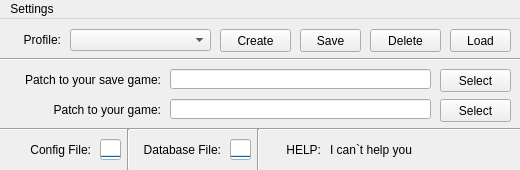
Old version of the form GUI_main.ui in the repository KuFoX-kfx/PZ_CMF.
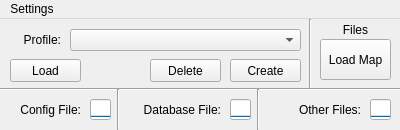
New version of the form.

Commit message: Change GUI; add "create" GUI; Add logic for load other GUI

```diff
--- a/GUI_main.ui
+++ b/GUI_main.ui
@@ -6,8 +6,8 @@
    <rect>
     <x>0</x>
     <y>0</y>
-    <width>520</width>
-    <height>170</height>
+    <width>400</width>
+    <height>130</height>
    </rect>
   </property>
   <property name="windowTitle">
@@ -35,7 +35,7 @@
      <rect>
       <x>70</x>
       <y>10</y>
-      <width>141</width>
+      <width>231</width>
       <height>22</height>
      </rect>
     </property>
@@ -44,8 +44,8 @@
     <property name="geometry">
      <rect>
       <x>0</x>
-      <y>30</y>
-      <width>521</width>
+      <y>60</y>
+      <width>401</width>
       <height>21</height>
      </rect>
     </property>
@@ -56,8 +56,8 @@
    <widget class="QPushButton" name="PSHBTN_Create">
     <property name="geometry">
      <rect>
-      <x>220</x>
-      <y>10</y>
+      <x>230</x>
+      <y>40</y>
       <width>71</width>
       <height>23</height>
      </rect>
@@ -69,27 +69,11 @@
      <string>Create</string>
     </property>
    </widget>
-   <widget class="QPushButton" name="PSHBTN_Save">
-    <property name="geometry">
-     <rect>
-      <x>300</x>
-      <y>10</y>
-      <width>61</width>
-      <height>23</height>
-     </rect>
-    </property>
-    <property name="toolTip">
-     <string>Save current profile</string>
-    </property>
-    <property name="text">
-     <string>Save</string>
-    </property>
-   </widget>
    <widget class="QPushButton" name="PSHBTN_Delete">
     <property name="geometry">
      <rect>
-      <x>370</x>
-      <y>10</y>
+      <x>150</x>
+      <y>40</y>
       <width>71</width>
       <height>23</height>
      </rect>
@@ -101,108 +85,11 @@
      <string>Delete</string>
     </property>
    </widget>
-   <widget class="QLabel" name="LBL_2">
-    <property name="geometry">
-     <rect>
-      <x>10</x>
-      <y>50</y>
-      <width>151</width>
-      <height>21</height>
-     </rect>
-    </property>
-    <property name="text">
-     <string>Patch to your save game:</string>
-    </property>
-    <property name="alignment">
-     <set>Qt::AlignRight|Qt::AlignTrailing|Qt::AlignVCenter</set>
-    </property>
-   </widget>
-   <widget class="QLineEdit" name="LNEdit_PTYSG">
-    <property name="geometry">
-     <rect>
-      <x>170</x>
-      <y>50</y>
-      <width>261</width>
-      <height>20</height>
-     </rect>
-    </property>
-   </widget>
-   <widget class="QPushButton" name="PSHBTN_SPSG">
-    <property name="geometry">
-     <rect>
-      <x>440</x>
-      <y>50</y>
-      <width>71</width>
-      <height>23</height>
-     </rect>
-    </property>
-    <property name="toolTip">
-     <string>Select dialog</string>
-    </property>
-    <property name="text">
-     <string>Select</string>
-    </property>
-   </widget>
-   <widget class="QLabel" name="LBL_3">
-    <property name="geometry">
-     <rect>
-      <x>10</x>
-      <y>80</y>
-      <width>151</width>
-      <height>21</height>
-     </rect>
-    </property>
-    <property name="text">
-     <string>Patch to your game:</string>
-    </property>
-    <property name="alignment">
-     <set>Qt::AlignRight|Qt::AlignTrailing|Qt::AlignVCenter</set>
-    </property>
-   </widget>
-   <widget class="QPushButton" name="PSHBTN_SPYG">
-    <property name="geometry">
-     <rect>
-      <x>440</x>
-      <y>80</y>
-      <width>71</width>
-      <height>23</height>
-     </rect>
-    </property>
-    <property name="toolTip">
-     <string>Select dialog</string>
-    </property>
-    <property name="text">
-     <string>Select</string>
-    </property>
-   </widget>
-   <widget class="QLineEdit" name="LNEdit_PTYG">
-    <property name="geometry">
-     <rect>
-      <x>170</x>
-      <y>80</y>
-      <width>261</width>
-      <height>20</height>
-     </rect>
-    </property>
-   </widget>
-   <widget class="Line" name="LN_2">
-    <property name="geometry">
-     <rect>
-      <x>0</x>
-      <y>100</y>
-      <width>521</width>
-      <height>21</height>
-     </rect>
-    </property>
-    <property name="orientation">
-     <enum>Qt::Horizontal</enum>
-    </property>
-   </widget>
    <widget class="QProgressBar" name="PRGRSBR_DBF">
     <property name="geometry">
      <rect>
       <x>230</x>
-      <y>120</y>
+      <y>80</y>
       <width>21</width>
       <height>21</height>
      </rect>
@@ -224,7 +111,7 @@
     <property name="geometry">
      <rect>
       <x>130</x>
-      <y>120</y>
+      <y>80</y>
       <width>91</width>
       <height>21</height>
      </rect>
@@ -239,8 +126,8 @@
    <widget class="QProgressBar" name="PRGRSBR_CF">
     <property name="geometry">
      <rect>
-      <x>100</x>
-      <y>120</y>
+      <x>90</x>
+      <y>80</y>
       <width>21</width>
       <height>21</height>
      </rect>
@@ -261,8 +148,8 @@
    <widget class="QLabel" name="LBL_CF">
     <property name="geometry">
      <rect>
-      <x>10</x>
-      <y>120</y>
+      <x>0</x>
+      <y>80</y>
       <width>81</width>
       <height>21</height>
      </rect>
@@ -277,8 +164,8 @@
    <widget class="Line" name="LN_3">
     <property name="geometry">
      <rect>
-      <x>120</x>
-      <y>110</y>
+      <x>110</x>
+      <y>70</y>
       <width>16</width>
       <height>41</height>
      </rect>
@@ -291,7 +178,7 @@
     <property name="geometry">
      <rect>
       <x>250</x>
-      <y>110</y>
+      <y>70</y>
       <width>16</width>
       <height>41</height>
      </rect>
@@ -300,41 +187,12 @@
      <enum>Qt::Vertical</enum>
     </property>
    </widget>
-   <widget class="QLabel" name="LBL_Help">
-    <property name="geometry">
-     <rect>
-      <x>270</x>
-      <y>120</y>
-      <width>51</width>
-      <height>21</height>
-     </rect>
-    </property>
-    <property name="text">
-     <string>HELP:</string>
-    </property>
-    <property name="alignment">
-     <set>Qt::AlignRight|Qt::AlignTrailing|Qt::AlignVCenter</set>
-    </property>
-   </widget>
-   <widget class="QLabel" name="LBLE_Help">
-    <property name="geometry">
-     <rect>
-      <x>330</x>
-      <y>120</y>
-      <width>181</width>
-      <height>21</height>
-     </rect>
-    </property>
-    <property name="text">
-     <string>I can`t help you</string>
-    </property>
-   </widget>
    <widget class="QPushButton" name="PSHBTN_Load">
     <property name="geometry">
      <rect>
-      <x>450</x>
-      <y>10</y>
-      <width>61</width>
+      <x>10</x>
+      <y>40</y>
+      <width>71</width>
       <height>23</height>
      </rect>
     </property>
@@ -342,13 +200,110 @@
      <string>Load</string>
     </property>
    </widget>
+   <widget class="Line" name="LN_5">
+    <property name="geometry">
+     <rect>
+      <x>300</x>
+      <y>0</y>
+      <width>20</width>
+      <height>71</height>
+     </rect>
+    </property>
+    <property name="orientation">
+     <enum>Qt::Vertical</enum>
+    </property>
+   </widget>
+   <widget class="QPushButton" name="PSHBTN_LoadMap">
+    <property name="geometry">
+     <rect>
+      <x>320</x>
+      <y>20</y>
+      <width>71</width>
+      <height>41</height>
+     </rect>
+    </property>
+    <property name="text">
+     <string>Load Map</string>
+    </property>
+   </widget>
+   <widget class="QLabel" name="LBL">
+    <property name="geometry">
+     <rect>
+      <x>320</x>
+      <y>0</y>
+      <width>71</width>
+      <height>21</height>
+     </rect>
+    </property>
+    <property name="text">
+     <string>Files</string>
+    </property>
+    <property name="alignment">
+     <set>Qt::AlignCenter</set>
+    </property>
+   </widget>
+   <widget class="QProgressBar" name="PRGRSBR_OF">
+    <property name="geometry">
+     <rect>
+      <x>370</x>
+      <y>80</y>
+      <width>21</width>
+      <height>21</height>
+     </rect>
+    </property>
+    <property name="maximum">
+     <number>1</number>
+    </property>
+    <property name="value">
+     <number>-1</number>
+    </property>
+    <property name="textVisible">
+     <bool>false</bool>
+    </property>
+    <property name="orientation">
+     <enum>Qt::Vertical</enum>
+    </property>
+   </widget>
+   <widget class="QLabel" name="LBL_OF">
+    <property name="geometry">
+     <rect>
+      <x>270</x>
+      <y>80</y>
+      <width>91</width>
+      <height>21</height>
+     </rect>
+    </property>
+    <property name="text">
+     <string>Other Files:</string>
+    </property>
+    <property name="alignment">
+     <set>Qt::AlignRight|Qt::AlignTrailing|Qt::AlignVCenter</set>
+    </property>
+   </widget>
+   <zorder>LN_5</zorder>
+   <zorder>LBL_1</zorder>
+   <zorder>CMBox_Profile</zorder>
+   <zorder>LN</zorder>
+   <zorder>PSHBTN_Create</zorder>
+   <zorder>PSHBTN_Delete</zorder>
+   <zorder>PRGRSBR_DBF</zorder>
+   <zorder>LBL_DBF</zorder>
+   <zorder>PRGRSBR_CF</zorder>
+   <zorder>LBL_CF</zorder>
+   <zorder>LN_3</zorder>
+   <zorder>LN_4</zorder>
+   <zorder>PSHBTN_Load</zorder>
+   <zorder>PSHBTN_LoadMap</zorder>
+   <zorder>LBL</zorder>
+   <zorder>PRGRSBR_OF</zorder>
+   <zorder>LBL_OF</zorder>
   </widget>
   <widget class="QMenuBar" name="menuBar">
    <property name="geometry">
     <rect>
      <x>0</x>
      <y>0</y>
-     <width>520</width>
+     <width>400</width>
      <height>21</height>
     </rect>
    </property>
```
The commit also changes 8 other files.
